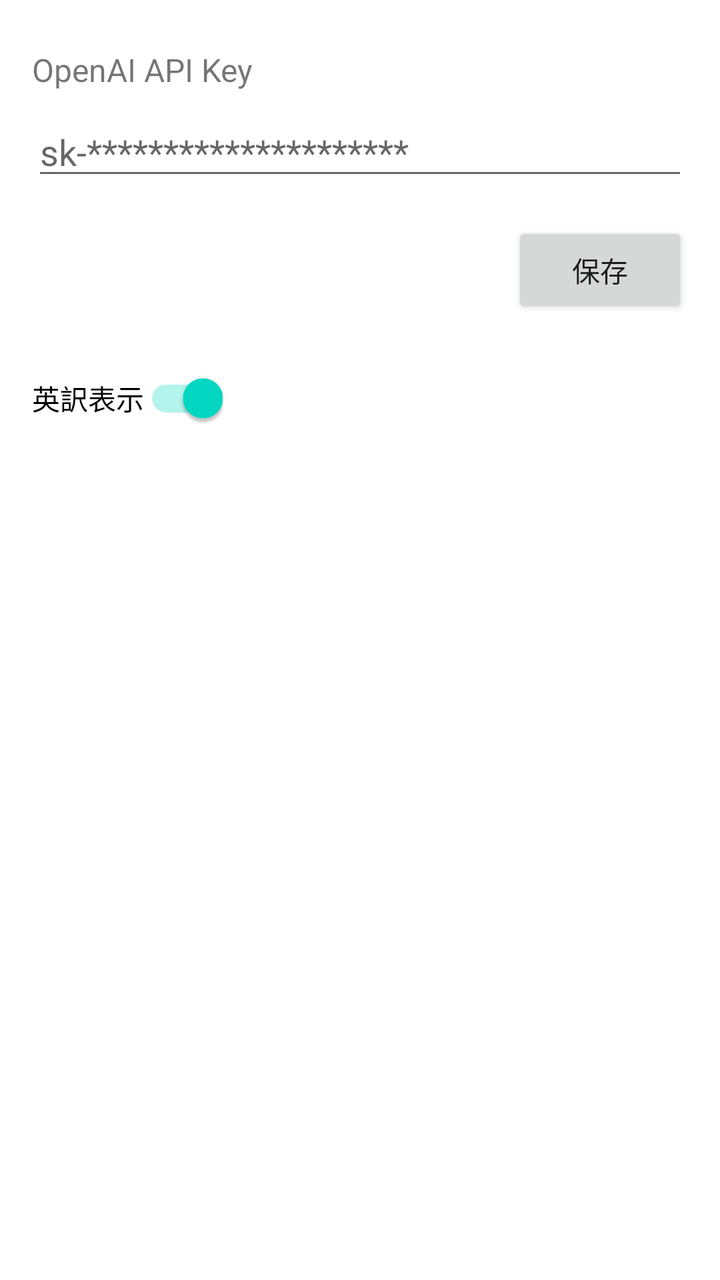
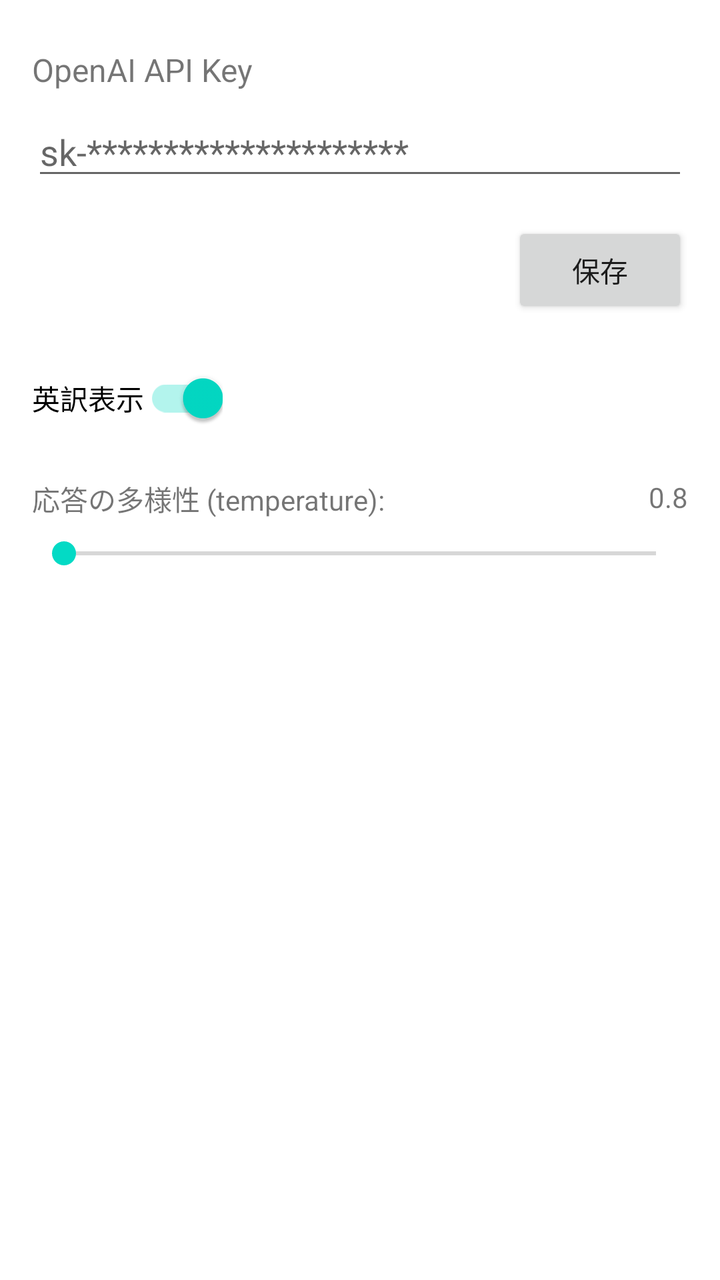

The first picture is an Android layout as it rendered before a commit; the second is the same layout after the commit. The layout source and the unified diff follow.
<!-- AndroidManifest.xml: application theme Theme.TomaCh -->
<!-- res/layout/fragment_dashboard.xml -->
<?xml version="1.0" encoding="utf-8"?>
<androidx.constraintlayout.widget.ConstraintLayout
    xmlns:android="http://schemas.android.com/apk/res/android"
    xmlns:app="http://schemas.android.com/apk/res-auto"
    xmlns:tools="http://schemas.android.com/tools"
    android:layout_width="match_parent"
    android:layout_height="match_parent"
    tools:context=".ui.dashboard.DashboardFragment">

    
    <TextView
        android:id="@+id/tvApiLabel"
        android:layout_width="0dp"
        android:layout_height="wrap_content"
        android:text="OpenAI API Key"
        android:textSize="16sp"
        app:layout_constraintTop_toTopOf="parent"
        app:layout_constraintStart_toStartOf="parent"
        app:layout_constraintEnd_toEndOf="parent"
        android:layout_marginStart="16dp"
        android:layout_marginEnd="16dp"
        android:layout_marginTop="24dp"/>

    
    <EditText
        android:id="@+id/etApiKey"
        android:layout_width="0dp"
        android:layout_height="wrap_content"
        android:hint="sk-*********************"
        android:inputType="textVisiblePassword"
        app:layout_constraintTop_toBottomOf="@id/tvApiLabel"
        app:layout_constraintStart_toStartOf="@id/tvApiLabel"
        app:layout_constraintEnd_toEndOf="@id/tvApiLabel"
        android:layout_marginTop="8dp"/>

    
    <Button
        android:id="@+id/btnSaveApiKey"
        android:layout_width="wrap_content"
        android:layout_height="wrap_content"
        android:text="保存"
        app:layout_constraintTop_toBottomOf="@id/etApiKey"
        app:layout_constraintEnd_toEndOf="@id/etApiKey"
        android:layout_marginTop="16dp"/>

    
    <androidx.appcompat.widget.SwitchCompat
        android:id="@+id/switchEnglish"
        android:layout_width="wrap_content"
        android:layout_height="wrap_content"
        android:text="英訳表示"
        android:checked="true"
        android:layout_marginTop="16dp"
        app:layout_constraintTop_toBottomOf="@id/btnSaveApiKey"
        app:layout_constraintStart_toStartOf="@id/etApiKey"/>

</androidx.constraintlayout.widget.ConstraintLayout>
<!-- resources referenced by this layout -->
<resources>
  <style name="Theme.TomaCh" parent="Theme.MaterialComponents.DayNight.NoActionBar">
          
          <item name="colorPrimary">@color/purple_500</item>
          <item name="colorPrimaryVariant">@color/purple_700</item>
          <item name="colorOnPrimary">@color/white</item>
          
          <item name="colorSecondary">@color/teal_200</item>
          <item name="colorSecondaryVariant">@color/teal_700</item>
          <item name="colorOnSecondary">@color/black</item>
          
          <item name="android:statusBarColor">?attr/colorPrimaryVariant</item>
          
      </style>
  <color name="purple_500">#FF6200EE</color>
  <color name="purple_700">#FF3700B3</color>
  <color name="white">#FFFFFFFF</color>
  <color name="teal_200">#FF03DAC5</color>
  <color name="teal_700">#FF018786</color>
  <color name="black">#FF000000</color>
</resources>

<!-- the commit's change to res/layout/fragment_dashboard.xml (unified diff, before → after) -->
@@ -54,4 +54,35 @@
         app:layout_constraintTop_toBottomOf="@id/btnSaveApiKey"
         app:layout_constraintStart_toStartOf="@id/etApiKey"/>
 
+
+    <TextView
+        android:id="@+id/tvTempLabel"
+        android:layout_width="wrap_content"
+        android:layout_height="wrap_content"
+        android:text="応答の多様性 (temperature):"
+        android:layout_marginTop="16dp"
+        app:layout_constraintTop_toBottomOf="@id/switchEnglish"
+        app:layout_constraintStart_toStartOf="parent"
+        android:layout_marginStart="16dp"/>
+
+    <TextView
+        android:id="@+id/tvTempValue"
+        android:layout_width="wrap_content"
+        android:layout_height="wrap_content"
+        android:text="0.8"
+        android:layout_marginTop="16dp"
+        app:layout_constraintTop_toBottomOf="@id/switchEnglish"
+        app:layout_constraintEnd_toEndOf="parent"
+        android:layout_marginEnd="16dp"/>
+
+    <SeekBar
+        android:id="@+id/sbTemperature"
+        android:layout_width="0dp"
+        android:layout_height="wrap_content"
+        android:max="100"
+        android:layout_marginTop="8dp"
+        app:layout_constraintTop_toBottomOf="@id/tvTempLabel"
+        app:layout_constraintStart_toStartOf="@id/tvTempLabel"
+        app:layout_constraintEnd_toEndOf="@id/tvTempValue"/>
+
 </androidx.constraintlayout.widget.ConstraintLayout>
